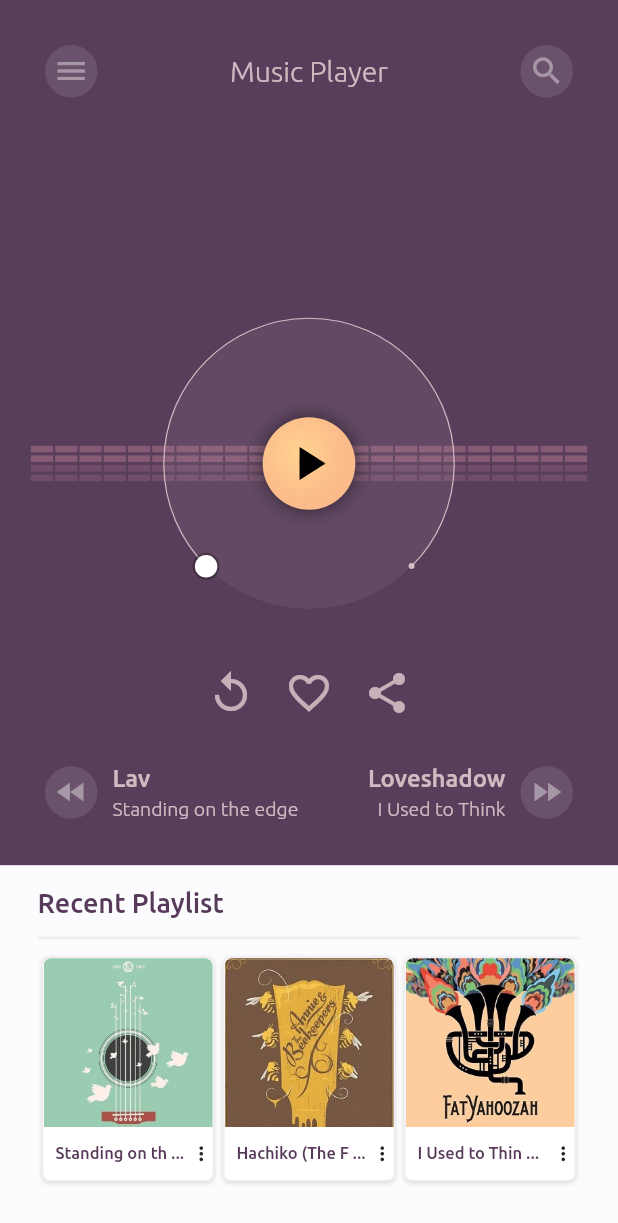
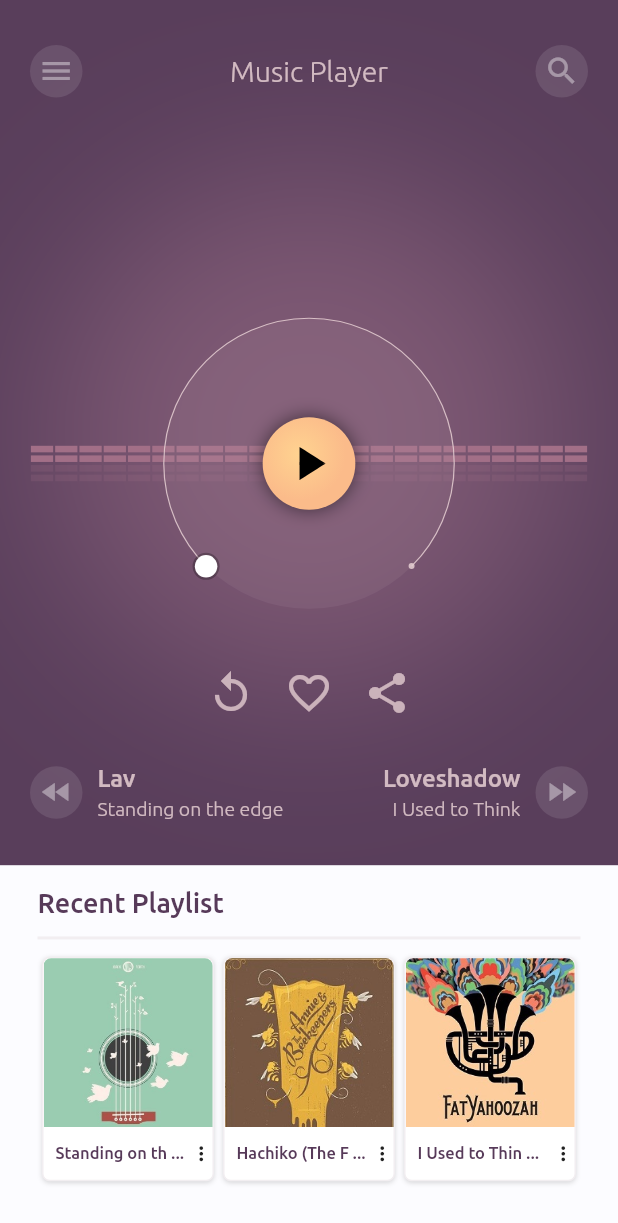
Before and after one commit to JKPK/weekly_flutter_challenge_5_music_player_ui, a Flutter app: the screen it shows after launch, on a phone screen of 412 x 824 dp. Shown: the top 1223 px of the screen. Run offline on Flutter 3.47's test engine with Material 2 defaults, Android fonts, the phone set to English and light mode, and no system bars; our stand-ins replace audioplayers.

Commit message:
Added background splash. Layout corrections.

```diff
--- a/lib/styleguide.dart
+++ b/lib/styleguide.dart
@@ -7,8 +7,9 @@ const Color borderColor = Color(0xFFF2EEF1);
 
 const Color textDarkColor = Color(0xFF573A59);
 const Color textLightColor = Color(0xDDE4CDD1);
-const Color tileColorTop = Color(0xCC91617a);
-const Color tileColorBottom = Color(0xBB7a536f);
+const Color tileColorTop = Color(0xFFa26f87);
+const Color tileColorBottom = Color(0x33a26f87);
+const Color splashColor = Color(0xAA916781);
 
 const TextStyle textTitleStyle = TextStyle(
   color: textLightColor,
--- a/lib/widgets/player_current_song.dart
+++ b/lib/widgets/player_current_song.dart
@@ -1,10 +1,10 @@
 import 'package:flutter/material.dart';
 import 'package:provider/provider.dart';
-import 'package:weekly_flutter_challenge_5_music_player_ui/widgets/player_visualizer.dart';
 
 import '../styleguide.dart';
 import '../providers/player_provider.dart';
 import '../widgets/song_seekbar_circle.dart';
+import '../widgets/player_visualizer.dart';
 
 class PlayerCurrentSong extends StatelessWidget {
   @override
@@ -13,6 +13,7 @@ class PlayerCurrentSong extends StatelessWidget {
       height: MediaQuery.of(context).size.height * .7,
       child: Stack(
         children: <Widget>[
+          BackgroundSplash(),
           AppTitle(),
           SongHeader(
             Provider.of<PlayerProvider>(context).getTitle(),
@@ -112,7 +113,8 @@ class SongHeader extends StatelessWidget {
                   color: textLightColor,
                 ),
               ),
-              _duration.length>0?Container(
+              _duration.length > 0
+                  ? Container(
                       margin: EdgeInsets.symmetric(
                         horizontal: 12,
                       ),
@@ -122,7 +124,8 @@ class SongHeader extends StatelessWidget {
                       ),
                       width: 4.0,
                       height: 4.0,
-              ):Container(),
+                    )
+                  : Container(),
               Text(
                 "$_duration",
                 style: TextStyle(
@@ -209,11 +212,11 @@ class CornerButton extends StatelessWidget {
           : null,
       left: (corner == CornerPositions.topLeft ||
               corner == CornerPositions.bottomLeft)
-          ? 30
+          ? 20
           : null,
       right: (corner == CornerPositions.topRight ||
               corner == CornerPositions.bottomRight)
-          ? 30
+          ? 20
           : null,
       child: Container(
         child: Row(
@@ -306,6 +309,26 @@ class CornerButtonLabel extends StatelessWidget {
   }
 }
 
+class BackgroundSplash extends StatelessWidget {
+  @override
+  Widget build(BuildContext context) {
+    return Container(
+      margin: EdgeInsets.all(MediaQuery.of(context).size.width/3),
+      decoration: BoxDecoration(
+        shape: BoxShape.circle,
+        boxShadow: [
+          BoxShadow(
+            color: splashColor,
+            spreadRadius: MediaQuery.of(context).size.width/4,
+            blurRadius: MediaQuery.of(context).size.width/4,
+          )
+        ],
+      ),
+      child: null,
+    );
+  }
+}
+
 enum CornerPositions {
   topLeft,
   topRight,
```
Lines whose indentation alone changed are shown as unchanged.
